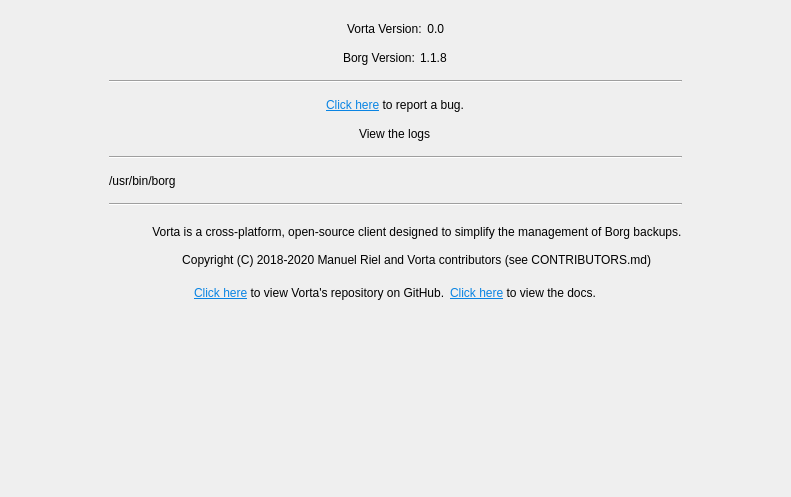
Above: src/vorta/assets/UI/abouttab.ui from borgbase/vorta before the change. Below: the same form after it.
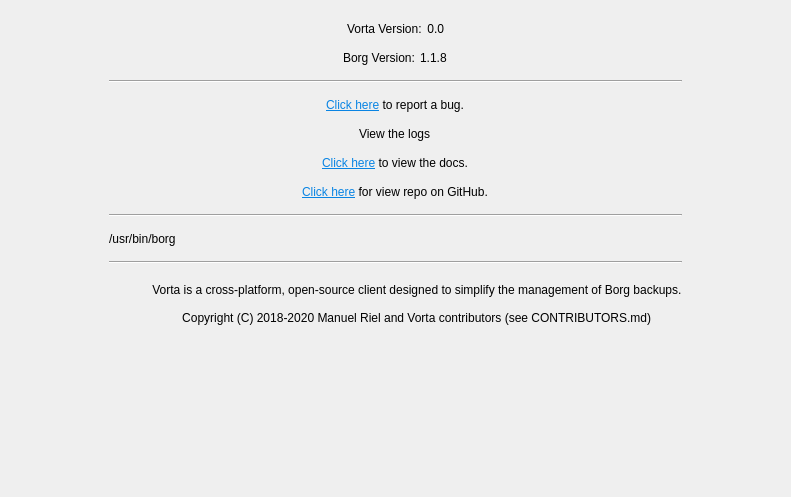
That is the form after the change.

Commit message: reorganized about tab links

What changed in the file:
```diff
--- a/src/vorta/assets/UI/abouttab.ui
+++ b/src/vorta/assets/UI/abouttab.ui
@@ -144,9 +144,6 @@
          <property name="topMargin">
           <number>10</number>
          </property>
-         <property name="bottomMargin">
-          <number>10</number>
-         </property>
          <item>
           <widget class="QLabel" name="logLink">
            <property name="text">
@@ -162,6 +159,55 @@
          </item>
         </layout>
        </item>
+       <item>
+        <layout class="QHBoxLayout" name="horizontalLayout">
+         <property name="alignment">
+          <set>Qt::AlignHCenter</set>
+         </property>
+         <property name="spacing">
+          <number>5</number>
+         </property>
+         <property name="topMargin">
+          <number>10</number>
+         </property>
+         <item>
+          <widget class="QLabel" name="label">
+           <property name="text">
+            <string>&lt;html&gt;&lt;head/&gt;&lt;body&gt;&lt;p&gt;&lt;a href=&quot;https://borgbackup.readthedocs.io/en/master/index.html&quot;&gt;&lt;span style=&quot; text-decoration: underline; color:#0984e3;&quot;&gt; Click here&lt;/span&gt;&lt;/a&gt; to view the docs.&lt;/p&gt;&lt;/body&gt;&lt;/html&gt;</string>
+           </property>
+           <property name="openExternalLinks">
+            <bool>true</bool>
+           </property>
+          </widget>
+         </item>
+        </layout>
+       </item>
+       <item>
+        <layout class="QHBoxLayout" name="horizontalLayout">
+         <property name="alignment">
+          <set>Qt::AlignHCenter</set>
+         </property>
+         <property name="spacing">
+          <number>5</number>
+         </property>
+         <property name="topMargin">
+          <number>10</number>
+         </property>
+         <property name="bottomMargin">
+          <number>10</number>
+         </property>
+         <item>
+          <widget class="QLabel" name="label">
+           <property name="text">
+            <string>&lt;html&gt;&lt;head/&gt;&lt;body&gt;&lt;p&gt;&lt;a href=&quot;https://github.com/borgbase/vorta&quot;&gt;&lt;span style=&quot; text-decoration: underline; color:#0984e3;&quot;&gt;Click here&lt;/span&gt;&lt;/a&gt; for view repo on GitHub.&lt;/p&gt;&lt;/body&gt;&lt;/html&gt;</string>
+           </property>
+           <property name="openExternalLinks">
+            <bool>true</bool>
+           </property>
+          </widget>
+         </item>
+        </layout>
+       </item>
        <item>
         <widget class="QFrame" name="seperator">
          <property name="frameShape">
@@ -223,39 +269,6 @@
          </item>
         </layout>
        </item>
-       <item>
-        <layout class="QHBoxLayout" name="horizontalLayout">
-         <property name="alignment">
-          <set>Qt::AlignHCenter</set>
-         </property>
-         <property name="spacing">
-          <number>5</number>
-         </property>
-         <property name="bottomMargin">
-          <number>10</number>
-         </property>
-         <item>
-          <widget class="QLabel" name="label">
-           <property name="text">
-            <string>&lt;html&gt;&lt;head/&gt;&lt;body&gt;&lt;p&gt;&lt;a href=&quot;https://github.com/borgbase/vorta&quot;&gt;&lt;span style=&quot; text-decoration: underline; color:#0984e3;&quot;&gt;Click here&lt;/span&gt;&lt;/a&gt; to view Vorta's repository on GitHub.&lt;/p&gt;&lt;/body&gt;&lt;/html&gt;</string>
-           </property>
-           <property name="openExternalLinks">
-            <bool>true</bool>
-           </property>
-          </widget>
-         </item>
-         <item>
-          <widget class="QLabel" name="label">
-           <property name="text">
-            <string>&lt;html&gt;&lt;head/&gt;&lt;body&gt;&lt;p&gt;&lt;a href=&quot;https://borgbackup.readthedocs.io/en/master/index.html&quot;&gt;&lt;span style=&quot; text-decoration: underline; color:#0984e3;&quot;&gt; Click here&lt;/span&gt;&lt;/a&gt; to view the docs.&lt;/p&gt;&lt;/body&gt;&lt;/html&gt;</string>
-           </property>
-           <property name="openExternalLinks">
-            <bool>true</bool>
-           </property>
-          </widget>
-         </item>
-        </layout>
-       </item>
        <item>
         <layout class="QHBoxLayout" name="horizontalLayout">
          <property name="topMargin">
```
The commit also changes 1 other file.
